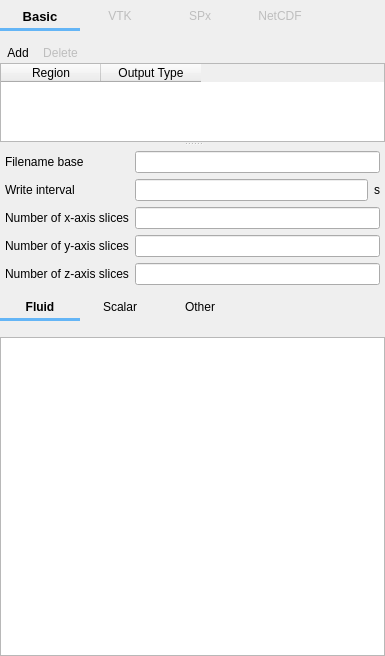
Before: the Qt Designer form mfixgui/uifiles/output.ui in truongd8593/mfix, drawn with Qt 5.
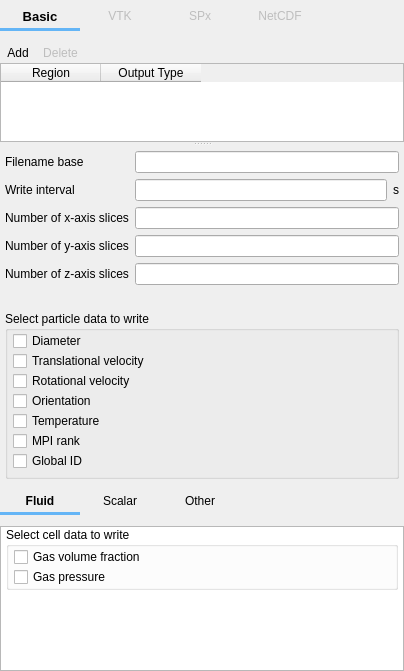
After: the same form once the commit is applied. The open tabs and pages were chosen to show the change. Custom widgets are drawn as their Qt base class.

Commit message: work on Output pane

Patch:
```diff
--- a/mfixgui/uifiles/output.ui
+++ b/mfixgui/uifiles/output.ui
@@ -6,8 +6,8 @@
    <rect>
     <x>0</x>
     <y>0</y>
-    <width>385</width>
-    <height>656</height>
+    <width>404</width>
+    <height>669</height>
    </rect>
   </property>
   <layout class="QVBoxLayout" name="verticalLayout">
@@ -605,6 +605,9 @@
              <property name="bottomMargin">
               <number>5</number>
              </property>
+             <property name="spacing">
+              <number>6</number>
+             </property>
              <item row="0" column="0">
               <widget class="QLabel" name="label_vtk_filebase">
                <property name="text">
@@ -669,10 +672,114 @@
              <item row="4" column="1" colspan="2">
               <widget class="LineEdit" name="lineedit_keyword_vtk_nzs_args_V"/>
              </item>
+             <item row="5" column="0">
+              <widget class="QLabel" name="label_particle_data_spacer">
+               <property name="text">
+                <string/>
+               </property>
+              </widget>
+             </item>
+             <item row="6" column="0" colspan="3">
+              <widget class="QGroupBox" name="groupbox_particle_data">
+               <property name="font">
+                <font>
+                 <weight>50</weight>
+                 <bold>false</bold>
+                </font>
+               </property>
+               <property name="title">
+                <string>Select particle data to write</string>
+               </property>
+               <layout class="QGridLayout" name="gridLayout_9">
+                <property name="leftMargin">
+                 <number>5</number>
+                </property>
+                <property name="topMargin">
+                 <number>0</number>
+                </property>
+                <property name="rightMargin">
+                 <number>0</number>
+                </property>
+                <property name="bottomMargin">
+                 <number>5</number>
+                </property>
+                <property name="spacing">
+                 <number>0</number>
+                </property>
+                <item row="3" column="0">
+                 <widget class="CheckBox" name="checkbox_keyword_vtk_part_orientation_args_V">
+                  <property name="text">
+                   <string>Orientation</string>
+                  </property>
+                 </widget>
+                </item>
+                <item row="1" column="0">
+                 <widget class="CheckBox" name="checkbox_keyword_vtk_part_vel_args_V">
+                  <property name="font">
+                   <font>
+                    <weight>50</weight>
+                    <bold>false</bold>
+                   </font>
+                  </property>
+                  <property name="text">
+                   <string>Translational velocity</string>
+                  </property>
+                 </widget>
+                </item>
+                <item row="5" column="0">
+                 <widget class="CheckBox" name="checkbox_keyword_vtk_part_rank_args_V">
+                  <property name="text">
+                   <string>MPI rank</string>
+                  </property>
+                 </widget>
+                </item>
+                <item row="4" column="0">
+                 <widget class="CheckBox" name="checkbox_keyword_vtk_part_temp_args_V">
+                  <property name="text">
+                   <string>Temperature</string>
+                  </property>
+                 </widget>
+                </item>
+                <item row="2" column="0">
+                 <widget class="CheckBox" name="checkbox_keyword_vtk_part_angular_vel_args_V">
+                  <property name="font">
+                   <font>
+                    <weight>50</weight>
+                    <bold>false</bold>
+                   </font>
+                  </property>
+                  <property name="text">
+                   <string>Rotational velocity</string>
+                  </property>
+                 </widget>
+                </item>
+                <item row="0" column="0">
+                 <widget class="CheckBox" name="checkbox_keyword_vtk_part_diameter_args_V">
+                  <property name="font">
+                   <font>
+                    <weight>50</weight>
+                    <bold>false</bold>
+                   </font>
+                  </property>
+                  <property name="text">
+                   <string>Diameter</string>
+                  </property>
+                 </widget>
+                </item>
+                <item row="6" column="0">
+                 <widget class="CheckBox" name="checkbox_keyword_vtk_part_id_args_V">
+                  <property name="text">
+                   <string>Global ID</string>
+                  </property>
+                 </widget>
+                </item>
+               </layout>
+              </widget>
+             </item>
             </layout>
            </item>
-           <item row="1" column="0">
-            <layout class="QHBoxLayout" name="horizontalLayout_2">
+           <item row="2" column="0">
+            <layout class="QHBoxLayout" name="bottom_tab_layout">
              <item>
               <widget class="QFrame" name="tab_frame">
                <property name="styleSheet">
@@ -698,7 +805,7 @@
                  <number>0</number>
                 </property>
                 <property name="bottomMargin">
-                 <number>10</number>
+                 <number>5</number>
                 </property>
                 <property name="spacing">
                  <number>0</number>
@@ -796,14 +903,14 @@
                <property name="sizeHint" stdset="0">
                 <size>
                  <width>40</width>
-                 <height>20</height>
+                 <height>0</height>
                 </size>
                </property>
               </spacer>
              </item>
             </layout>
            </item>
-           <item row="2" column="0">
+           <item row="3" column="0">
             <widget class="QScrollArea" name="scrollarea_detail">
              <property name="sizePolicy">
               <sizepolicy hsizetype="Expanding" vsizetype="MinimumExpanding">
@@ -828,8 +935,8 @@
                <rect>
                 <x>0</x>
                 <y>0</y>
-                <width>383</width>
-                <height>315</height>
+                <width>402</width>
+                <height>237</height>
                </rect>
               </property>
               <layout class="QGridLayout" name="gridLayout_4">
@@ -878,17 +985,61 @@
                     <number>6</number>
                    </property>
                    <property name="leftMargin">
-                    <number>0</number>
+                    <number>5</number>
                    </property>
                    <property name="topMargin">
                     <number>0</number>
                    </property>
                    <property name="rightMargin">
-                    <number>0</number>
+                    <number>5</number>
                    </property>
                    <property name="bottomMargin">
                     <number>0</number>
                    </property>
+                   <item>
+                    <widget class="QGroupBox" name="groupbox_cell_data">
+                     <property name="font">
+                      <font>
+                       <weight>50</weight>
+                       <bold>false</bold>
+                      </font>
+                     </property>
+                     <property name="title">
+                      <string>Select cell data to write</string>
+                     </property>
+                     <layout class="QGridLayout" name="gridLayout_8">
+                      <property name="leftMargin">
+                       <number>5</number>
+                      </property>
+                      <property name="topMargin">
+                       <number>0</number>
+                      </property>
+                      <property name="rightMargin">
+                       <number>0</number>
+                      </property>
+                      <property name="bottomMargin">
+                       <number>0</number>
+                      </property>
+                      <property name="spacing">
+                       <number>0</number>
+                      </property>
+                      <item row="0" column="0">
+                       <widget class="CheckBox" name="checkbox_keyword_vtk_ep_g_args_V">
+                        <property name="text">
+                         <string>Gas volume fraction</string>
+                        </property>
+                       </widget>
+                      </item>
+                      <item row="1" column="0">
+                       <widget class="CheckBox" name="checkbox_keyword_vtk_p_g_args_V">
+                        <property name="text">
+                         <string>Gas pressure</string>
+                        </property>
+                       </widget>
+                      </item>
+                     </layout>
+                    </widget>
+                   </item>
                    <item>
                     <spacer name="verticalSpacer_2">
                      <property name="orientation">
```
Left out of the diff: 4 changed lines with no effect on the pictures. The commit also changes 2 other files.
